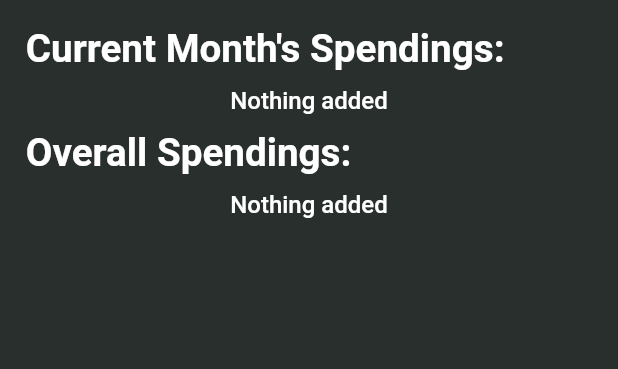
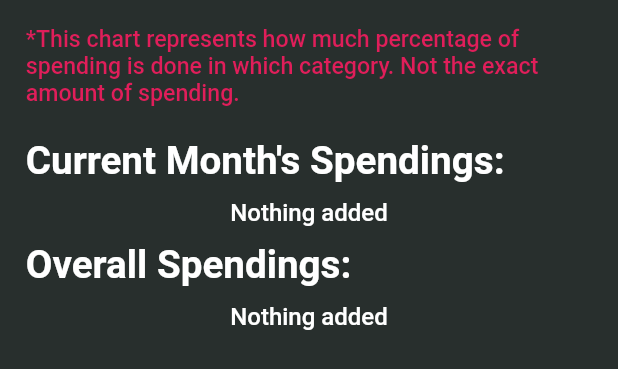
Before and after one commit to Sam21-39/Spend-Analytics, a Flutter app: the Analysis widget shown alone on an empty page, opened directly, on a phone screen of 412 x 824 dp. Shown: the top 369 px of the screen. Run offline on Flutter 3.47's test engine with Material 2 defaults, Android fonts, the phone set to English and light mode, and no system bars; our stand-ins replace fl_chart, flutter_screenutil, flutter_svg, package_info, shared_preferences, sqflite and 1 more; accounts and stored records are empty.

Commit message:
Update analysis.dart

```diff
--- a/spend_analytics/lib/Screens/Charts/analysis.dart
+++ b/spend_analytics/lib/Screens/Charts/analysis.dart
@@ -6,6 +6,8 @@ import 'package:spend_analytics/Services/db_helper.dart';
 import 'package:spend_analytics/UI/uicolors.dart';
 import 'package:spend_analytics/Utils/display_utils.dart';
 import 'package:flutter_screenutil/flutter_screenutil.dart';
+
+import '../../UI/uicolors.dart';
 
 class Analysis extends StatefulWidget {
   @override
@@ -35,6 +37,16 @@ class _AnalysisState extends State<Analysis> {
       ),
       children: [
         Text(
+          "*This chart represents how much percentage of spending is done in which category. Not the exact amount of spending.",
+          style: textTheme.bodyText1.copyWith(
+            fontSize: setScreenUtill(18.0),
+            color: UiColors.red,
+          ),
+        ),
+        SizedBox(
+          height: 20.h,
+        ),
+        Text(
           "Current Month's Spendings:",
           style: textTheme.headline4.copyWith(
             fontSize: setScreenUtill(30.0),
@@ -60,9 +72,7 @@ class _AnalysisState extends State<Analysis> {
                       pieTouchData: PieTouchData(
                         enabled: true,
                         touchCallback: (pieTouchResponse) {
-                          setState(() {
-
-                          });
+                          setState(() {});
                         },
                       ),
                       borderData: FlBorderData(
@@ -108,9 +118,7 @@ class _AnalysisState extends State<Analysis> {
                       pieTouchData: PieTouchData(
                         enabled: true,
                         touchCallback: (pieTouchResponse) {
-                          setState(() {
-
-                          });
+                          setState(() {});
                         },
                       ),
                       borderData: FlBorderData(
```
